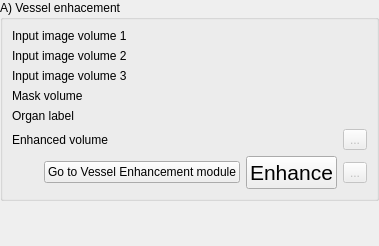
First picture: the form in Modules/Scripted/Workflow/Widgets/Resources/UI/VesselEnhancementStep.ui, repository KitwareMedical/Deprecated-VesselView, before the edit.
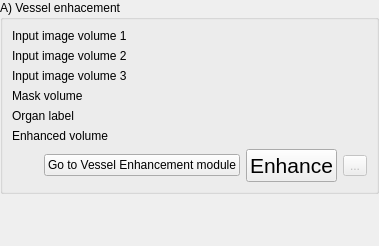
Second picture: the form after the edit. Custom widgets are drawn as their Qt base class.

Commit message: ENH: Display the save button only once the step is valid

Patch:
```diff
--- a/Modules/Scripted/Workflow/Widgets/Resources/UI/VesselEnhancementStep.ui
+++ b/Modules/Scripted/Workflow/Widgets/Resources/UI/VesselEnhancementStep.ui
@@ -32,25 +32,6 @@
       <number>5</number>
      </property>
      <layout class="QGridLayout" name="gridLayout_2">
-      <item row="6" column="2">
-       <widget class="QToolButton" name="VesselEnhancementOutputSaveToolButton">
-        <property name="enabled">
-         <bool>false</bool>
-        </property>
-        <property name="toolTip">
-         <string>Save to file the output image</string>
-        </property>
-        <property name="text">
-         <string>...</string>
-        </property>
-        <property name="workflow" stdset="0">
-         <stringlist>
-          <string>1</string>
-          <string>2</string>
-         </stringlist>
-        </property>
-       </widget>
-      </item>
       <item row="0" column="1" colspan="2">
        <widget class="qMRMLNodeComboBox" name="VesselEnhancementInputNode1ComboBox">
         <property name="sizePolicy">
```
Left out of the diff: 88 changed lines with no effect on the pictures. The commit also changes 11 other files.
